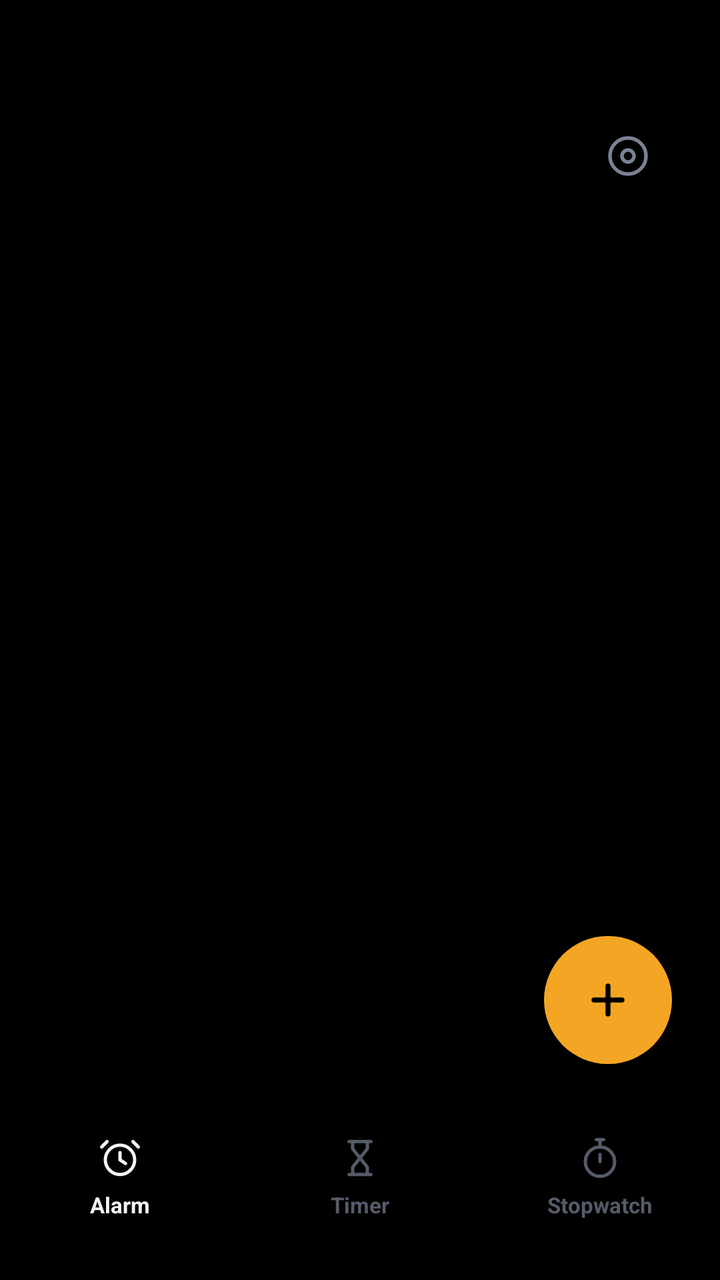
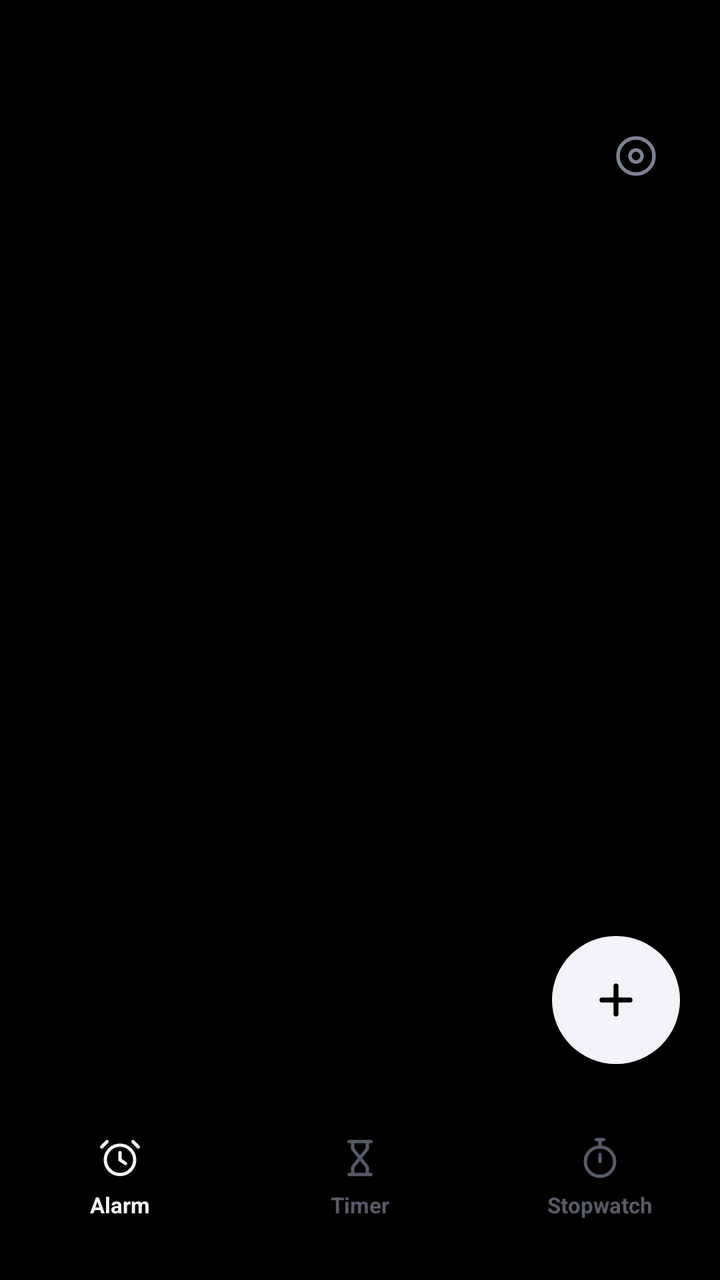

Screens rendered from an Android XML layout before and after an edit, with the pre-edit source and the edit as a unified diff.
<!-- AndroidManifest.xml: application theme Theme.WhyNotYou -->
<!-- res/layout/activity_main.xml -->
<?xml version="1.0" encoding="utf-8"?>
<FrameLayout xmlns:android="http://schemas.android.com/apk/res/android"
    android:layout_width="match_parent"
    android:layout_height="match_parent"
    android:background="#000000">

    
    <ScrollView
        android:id="@+id/tab_alarm"
        android:layout_width="match_parent"
        android:layout_height="match_parent"
        android:paddingBottom="88dp"
        android:clipToPadding="false">

        <LinearLayout
            android:layout_width="match_parent"
            android:layout_height="wrap_content"
            android:orientation="vertical"
            android:paddingStart="24dp"
            android:paddingTop="56dp"
            android:paddingEnd="24dp"
            android:paddingBottom="100dp">

            <LinearLayout
                android:layout_width="match_parent"
                android:layout_height="44dp"
                android:gravity="center_vertical"
                android:orientation="horizontal">
                <TextView
                    android:id="@+id/txt_next"
                    android:layout_width="0dp"
                    android:layout_height="wrap_content"
                    android:layout_weight="1"
                    android:text=""
                    android:textColor="#7A8294"
                    android:textSize="13sp" />
                <ImageButton
                    android:id="@+id/btn_gear"
                    android:layout_width="44dp"
                    android:layout_height="44dp"
                    android:background="@android:color/transparent"
                    android:contentDescription="Messages and setup"
                    android:src="@drawable/ic_gear"
                    android:tint="#7A8294" />
            </LinearLayout>

            <TextView
                android:id="@+id/txt_warning"
                android:layout_width="match_parent"
                android:layout_height="wrap_content"
                android:layout_marginTop="8dp"
                android:background="@drawable/bg_card_amber"
                android:padding="14dp"
                android:text=""
                android:textColor="#F2F4F8"
                android:textSize="13sp"
                android:textStyle="bold"
                android:visibility="gone" />

            <TextView
                android:id="@+id/txt_crash"
                android:layout_width="match_parent"
                android:layout_height="wrap_content"
                android:layout_marginTop="8dp"
                android:background="@drawable/bg_card_amber"
                android:padding="14dp"
                android:text=""
                android:textColor="#F2F4F8"
                android:textSize="11sp"
                android:fontFamily="monospace"
                android:textIsSelectable="true"
                android:visibility="gone" />

            <LinearLayout
                android:id="@+id/list_alarms"
                android:layout_width="match_parent"
                android:layout_height="wrap_content"
                android:layout_marginTop="12dp"
                android:orientation="vertical" />

            <TextView
                android:id="@+id/txt_empty"
                android:layout_width="match_parent"
                android:layout_height="wrap_content"
                android:layout_marginTop="80dp"
                android:gravity="center"
                android:text="No alarms"
                android:textColor="#3A3F4B"
                android:textSize="18sp"
                android:textStyle="bold"
                android:visibility="gone" />
        </LinearLayout>
    </ScrollView>

    
    <include
        android:id="@+id/tab_timer"
        layout="@layout/tab_timer"
        android:layout_width="match_parent"
        android:layout_height="match_parent"
        android:visibility="gone" />

    
    <include
        android:id="@+id/tab_stopwatch"
        layout="@layout/tab_stopwatch"
        android:layout_width="match_parent"
        android:layout_height="match_parent"
        android:visibility="gone" />

    <ImageButton
        android:id="@+id/fab_add"
        android:layout_width="64dp"
        android:layout_height="64dp"
        android:layout_gravity="bottom|end"
        android:layout_marginEnd="24dp"
        android:layout_marginBottom="108dp"
        android:background="@drawable/bg_circle_amber"
        android:contentDescription="Add alarm"
        android:src="@drawable/ic_plus"
        android:tint="#000000" />

    
    <LinearLayout
        android:id="@+id/nav"
        android:layout_width="match_parent"
        android:layout_height="88dp"
        android:layout_gravity="bottom"
        android:background="#000000"
        android:gravity="center"
        android:orientation="horizontal"
        android:paddingBottom="14dp">
        <LinearLayout android:id="@+id/nav_alarm" style="@style/NavItem">
            <ImageView android:layout_width="22dp" android:layout_height="22dp" android:src="@drawable/ic_alarm" android:tint="#F2F4F8" android:importantForAccessibility="no" />
            <TextView style="@style/NavLabel" android:text="Alarm" android:textColor="#F2F4F8" />
        </LinearLayout>
        <LinearLayout android:id="@+id/nav_timer" style="@style/NavItem">
            <ImageView android:layout_width="22dp" android:layout_height="22dp" android:src="@drawable/ic_timer" android:tint="#555B68" android:importantForAccessibility="no" />
            <TextView style="@style/NavLabel" android:text="Timer" android:textColor="#555B68" />
        </LinearLayout>
        <LinearLayout android:id="@+id/nav_stopwatch" style="@style/NavItem">
            <ImageView android:layout_width="22dp" android:layout_height="22dp" android:src="@drawable/ic_stopwatch" android:tint="#555B68" android:importantForAccessibility="no" />
            <TextView style="@style/NavLabel" android:text="Stopwatch" android:textColor="#555B68" />
        </LinearLayout>
    </LinearLayout>
</FrameLayout>
<!-- res/layout/tab_timer.xml (included above) -->
<?xml version="1.0" encoding="utf-8"?>
<FrameLayout xmlns:android="http://schemas.android.com/apk/res/android"
    android:layout_width="match_parent"
    android:layout_height="match_parent">

    
    <LinearLayout
        android:id="@+id/timer_pick"
        android:layout_width="match_parent"
        android:layout_height="match_parent"
        android:gravity="center_horizontal"
        android:orientation="vertical"
        android:paddingTop="56dp"
        android:paddingBottom="100dp">

        <LinearLayout
            android:layout_width="match_parent"
            android:layout_height="44dp"
            android:gravity="end|center_vertical"
            android:orientation="horizontal"
            android:paddingEnd="24dp">
            <ImageButton
                android:id="@+id/timer_gear"
                android:layout_width="44dp"
                android:layout_height="44dp"
                android:background="@android:color/transparent"
                android:contentDescription="Timer settings"
                android:src="@drawable/ic_gear"
                android:tint="#7A8294" />
        </LinearLayout>

        <LinearLayout
            android:layout_width="match_parent"
            android:layout_height="wrap_content"
            android:layout_marginTop="8dp"
            android:gravity="center"
            android:orientation="horizontal"
            android:paddingStart="16dp"
            android:paddingEnd="16dp">
            <LinearLayout style="@style/PickerCol">
                <TextView style="@style/PickerLabel" android:text="Hours" />
                <com.whynotyou.alarm.WheelView android:id="@+id/np_h" style="@style/Picker" />
            </LinearLayout>
            <LinearLayout style="@style/PickerCol">
                <TextView style="@style/PickerLabel" android:text="Minutes" />
                <com.whynotyou.alarm.WheelView android:id="@+id/np_m" style="@style/Picker" />
            </LinearLayout>
            <LinearLayout style="@style/PickerCol">
                <TextView style="@style/PickerLabel" android:text="Seconds" />
                <com.whynotyou.alarm.WheelView android:id="@+id/np_s" style="@style/Picker" />
            </LinearLayout>
        </LinearLayout>

        <LinearLayout
            android:layout_width="wrap_content"
            android:layout_height="wrap_content"
            android:layout_marginTop="40dp"
            android:orientation="horizontal">
            <TextView android:id="@+id/preset_1" style="@style/Preset" android:text="5 min" />
            <TextView android:id="@+id/preset_2" style="@style/Preset" android:layout_marginStart="10dp" android:text="10 min" />
            <TextView android:id="@+id/preset_3" style="@style/Preset" android:layout_marginStart="10dp" android:text="25 min" />
        </LinearLayout>

        <Button
            android:id="@+id/timer_start"
            android:layout_width="120dp"
            android:layout_height="120dp"
            android:layout_marginTop="72dp"
            android:background="@drawable/bg_circle_amber"
            android:text="Start"
            android:textAllCaps="false"
            android:textColor="#000000"
            android:textSize="18sp"
            android:textStyle="bold" />
    </LinearLayout>

    
    <LinearLayout
        android:id="@+id/timer_run"
        android:layout_width="match_parent"
        android:layout_height="match_parent"
        android:gravity="center_horizontal"
        android:orientation="vertical"
        android:paddingTop="140dp"
        android:paddingBottom="100dp"
        android:visibility="gone">
        <TextView
            android:id="@+id/timer_remaining"
            android:layout_width="wrap_content"
            android:layout_height="wrap_content"
            android:text="23:00"
            android:textColor="#F2F4F8"
            android:textSize="80sp"
            android:textStyle="bold"
            android:letterSpacing="-0.03" />
        <com.whynotyou.alarm.OrbView
            android:id="@+id/timer_orb"
            android:layout_width="160dp"
            android:layout_height="160dp"
            android:layout_marginTop="56dp" />
        <View android:layout_width="0dp" android:layout_height="0dp" android:layout_weight="1" />
        <LinearLayout
            android:layout_width="wrap_content"
            android:layout_height="wrap_content"
            android:orientation="horizontal">
            <Button android:id="@+id/timer_cancel" style="@style/BigRoundOutline" android:text="Cancel" />
            <Button android:id="@+id/timer_pause" style="@style/BigRoundAmber" android:layout_marginStart="48dp" android:text="Pause" />
        </LinearLayout>
    </LinearLayout>
</FrameLayout>
<!-- res/layout/tab_stopwatch.xml (included above) -->
<?xml version="1.0" encoding="utf-8"?>
<LinearLayout xmlns:android="http://schemas.android.com/apk/res/android"
    android:layout_width="match_parent"
    android:layout_height="match_parent"
    android:gravity="center_horizontal"
    android:orientation="vertical"
    android:paddingStart="28dp"
    android:paddingTop="120dp"
    android:paddingEnd="28dp"
    android:paddingBottom="112dp">

    <TextView
        android:id="@+id/sw_time"
        android:layout_width="wrap_content"
        android:layout_height="wrap_content"
        android:fontFamily="sans-serif"
        android:text="00:00.00"
        android:textColor="#F2F4F8"
        android:textSize="64sp"
        android:textStyle="bold"
        android:letterSpacing="-0.03" />

    <ScrollView
        android:layout_width="match_parent"
        android:layout_height="0dp"
        android:layout_marginTop="40dp"
        android:layout_weight="1">
        <LinearLayout
            android:id="@+id/sw_laps"
            android:layout_width="match_parent"
            android:layout_height="wrap_content"
            android:orientation="vertical" />
    </ScrollView>

    <LinearLayout
        android:layout_width="wrap_content"
        android:layout_height="wrap_content"
        android:layout_marginTop="24dp"
        android:orientation="horizontal">
        <Button android:id="@+id/sw_lap" style="@style/BigRoundOutline" android:text="Lap" />
        <Button android:id="@+id/sw_start" style="@style/BigRoundAmber" android:layout_marginStart="48dp" android:text="Start" />
    </LinearLayout>
</LinearLayout>
<!-- resources referenced by this layout -->
<resources>
  <!-- drawable bg_card_amber (drawable) -->
  <?xml version="1.0" encoding="utf-8"?>
  <shape xmlns:android="http://schemas.android.com/apk/res/android" android:shape="rectangle">
      <solid android:color="#3A2A10" />
      <stroke android:width="1dp" android:color="#F5A524" />
      <corners android:radius="16dp" />
  </shape>
  <!-- drawable bg_circle_amber (drawable) -->
  <?xml version="1.0" encoding="utf-8"?>
  <shape xmlns:android="http://schemas.android.com/apk/res/android" android:shape="oval">
      <solid android:color="#F5A524" />
  </shape>
  <style name="NavLabel">
          <item name="android:layout_width">wrap_content</item>
          <item name="android:layout_height">wrap_content</item>
          <item name="android:layout_marginTop">5dp</item>
          <item name="android:textSize">11sp</item>
          <item name="android:textStyle">bold</item>
      </style>
  <style name="Picker">
          <item name="android:layout_width">match_parent</item>
          <item name="android:layout_height">220dp</item>
      </style>
  <style name="PickerCol">
          <item name="android:layout_width">104dp</item>
          <item name="android:layout_height">wrap_content</item>
          <item name="android:orientation">vertical</item>
          <item name="android:gravity">center_horizontal</item>
      </style>
  <style name="PickerLabel">
          <item name="android:layout_width">wrap_content</item>
          <item name="android:layout_height">wrap_content</item>
          <item name="android:layout_marginBottom">16dp</item>
          <item name="android:textColor">#7A8294</item>
          <item name="android:textSize">13sp</item>
      </style>
  <style name="Theme.WhyNotYou" parent="Theme.MaterialComponents.NoActionBar">
          <item name="colorPrimary">#F5A524</item>
          <item name="colorOnPrimary">#000000</item>
          <item name="colorSecondary">#F5A524</item>
          <item name="colorAccent">#F5A524</item>
          <item name="android:statusBarColor">#000000</item>
          <item name="android:navigationBarColor">#000000</item>
          <item name="android:windowBackground">#000000</item>
          <item name="android:textColorPrimary">#F2F4F8</item>
          <item name="android:colorControlActivated">#F5A524</item>
          <item name="android:timePickerStyle">@style/TimePickerDark</item>
          <item name="android:alertDialogTheme">@style/DialogDark</item>
          <item name="materialAlertDialogTheme">@style/DialogDark</item>
      </style>
  <!-- drawable bg_circle_outline (drawable) -->
  <?xml version="1.0" encoding="utf-8"?>
  <shape xmlns:android="http://schemas.android.com/apk/res/android" android:shape="oval">
      <solid android:color="#000000" />
      <stroke android:width="1dp" android:color="#22262F" />
  </shape>
  <!-- drawable bg_pill_outline (drawable) -->
  <?xml version="1.0" encoding="utf-8"?>
  <shape xmlns:android="http://schemas.android.com/apk/res/android" android:shape="rectangle">
      <solid android:color="#000000" />
      <stroke android:width="1dp" android:color="#22262F" />
      <corners android:radius="28dp" />
  </shape>
  <style name="TimePickerDark" parent="android:Widget.Material.TimePicker">
          <item name="android:headerBackground">#0B0D12</item>
          <item name="android:numbersBackgroundColor">#15181F</item>
          <item name="android:numbersSelectorColor">#F5A524</item>
          <item name="android:numbersTextColor">#F2F4F8</item>
      </style>
  <style name="DialogDark" parent="Theme.MaterialComponents.Dialog">
          <item name="colorPrimary">#F5A524</item>
          <item name="colorAccent">#F5A524</item>
          <item name="android:background">#0B0D12</item>
          <item name="android:textColorPrimary">#F2F4F8</item>
          <item name="android:textColorSecondary">#7A8294</item>
      </style>
  <!-- unchanged entries left out for length: 9 -->
</resources>

<!-- the commit's change to res/layout/activity_main.xml (unified diff, before → after) -->
@@ -16,9 +16,9 @@
             android:layout_width="match_parent"
             android:layout_height="wrap_content"
             android:orientation="vertical"
-            android:paddingStart="24dp"
+            android:paddingStart="20dp"
             android:paddingTop="56dp"
-            android:paddingEnd="24dp"
+            android:paddingEnd="20dp"
             android:paddingBottom="100dp">
 
             <LinearLayout
@@ -113,7 +113,7 @@
         android:layout_width="64dp"
         android:layout_height="64dp"
         android:layout_gravity="bottom|end"
-        android:layout_marginEnd="24dp"
+        android:layout_marginEnd="20dp"
         android:layout_marginBottom="108dp"
         android:background="@drawable/bg_circle_amber"
         android:contentDescription="Add alarm"
@@ -262,9 +262,9 @@
     android:layout_height="match_parent"
     android:gravity="center_horizontal"
     android:orientation="vertical"
-    android:paddingStart="28dp"
+    android:paddingStart="20dp"
     android:paddingTop="120dp"
-    android:paddingEnd="28dp"
+    android:paddingEnd="20dp"
     android:paddingBottom="112dp">
 
     <TextView
<!-- resource entries referenced after the edit -->
@@ -10,7 +10,7 @@
   <!-- drawable bg_circle_amber (drawable) -->
   <?xml version="1.0" encoding="utf-8"?>
   <shape xmlns:android="http://schemas.android.com/apk/res/android" android:shape="oval">
-      <solid android:color="#F5A524" />
+      <solid android:color="#F2F4F8" />
   </shape>
   <style name="NavLabel">
           <item name="android:layout_width">wrap_content</item>
@@ -37,15 +37,15 @@
           <item name="android:textSize">13sp</item>
       </style>
   <style name="Theme.WhyNotYou" parent="Theme.MaterialComponents.NoActionBar">
-          <item name="colorPrimary">#F5A524</item>
+          <item name="colorPrimary">#F2F4F8</item>
           <item name="colorOnPrimary">#000000</item>
-          <item name="colorSecondary">#F5A524</item>
-          <item name="colorAccent">#F5A524</item>
+          <item name="colorSecondary">#F2F4F8</item>
+          <item name="colorAccent">#F2F4F8</item>
           <item name="android:statusBarColor">#000000</item>
           <item name="android:navigationBarColor">#000000</item>
           <item name="android:windowBackground">#000000</item>
           <item name="android:textColorPrimary">#F2F4F8</item>
-          <item name="android:colorControlActivated">#F5A524</item>
+          <item name="android:colorControlActivated">#F2F4F8</item>
           <item name="android:timePickerStyle">@style/TimePickerDark</item>
           <item name="android:alertDialogTheme">@style/DialogDark</item>
           <item name="materialAlertDialogTheme">@style/DialogDark</item>
@@ -66,12 +66,12 @@
   <style name="TimePickerDark" parent="android:Widget.Material.TimePicker">
           <item name="android:headerBackground">#0B0D12</item>
           <item name="android:numbersBackgroundColor">#15181F</item>
-          <item name="android:numbersSelectorColor">#F5A524</item>
+          <item name="android:numbersSelectorColor">#F2F4F8</item>
           <item name="android:numbersTextColor">#F2F4F8</item>
       </style>
   <style name="DialogDark" parent="Theme.MaterialComponents.Dialog">
-          <item name="colorPrimary">#F5A524</item>
-          <item name="colorAccent">#F5A524</item>
+          <item name="colorPrimary">#F2F4F8</item>
+          <item name="colorAccent">#F2F4F8</item>
           <item name="android:background">#0B0D12</item>
           <item name="android:textColorPrimary">#F2F4F8</item>
           <item name="android:textColorSecondary">#7A8294</item>
